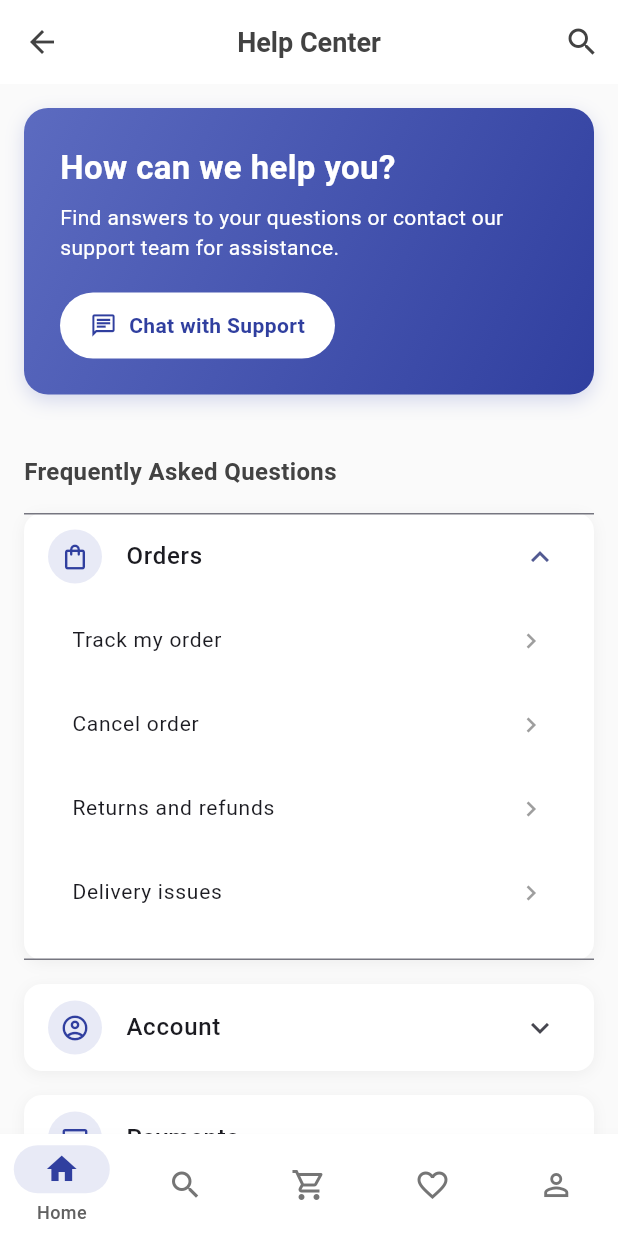
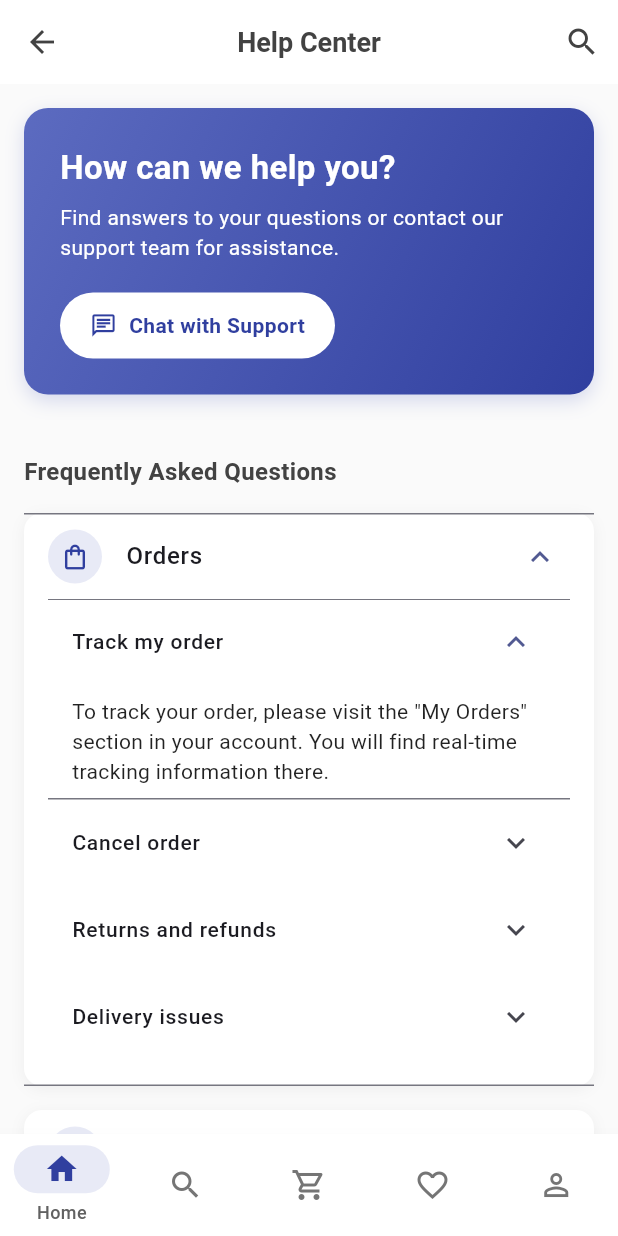
Before and after one commit to AnexDev1/JMarket, a Flutter app: the HelpCenterScreen screen opened by its route, after a tap on "Orders", after a tap on "Track my order", on a phone screen of 412 x 824 dp. Run offline on Flutter 3.47's test engine with Material 3 defaults, Android fonts, the phone set to English and light mode, and no system bars; our stand-ins replace awesome_snackbar_content, cached_network_image, firebase_core, flutter_dotenv, flutter_local_notifications, go_router and 4 more; missing offline and left inert: chapasdk, onesignal_flutter; accounts and stored records are empty; generated files the repository leaves out were written again.

Commit message:
feat: Update About Us and Help Center screens with new content and functionality; add URL launcher for Telegram support

```diff
--- a/lib/features/home/home_screen.dart
+++ b/lib/features/home/home_screen.dart
@@ -94,6 +94,7 @@ class _HomeScreenState extends State<HomeScreen>
                 // Elevated Search Bar
                 SliverPersistentHeader(
                   delegate: _SliverAppBarDelegate(
+                    60.0, // Specify the height
                     child: Container(
                       color: Colors.grey[50],
                       padding:
@@ -434,9 +435,8 @@ class _SliverAppBarDelegate extends SliverPersistentHeaderDelegate {
   final Widget child;
   final double height;
 
-  _SliverAppBarDelegate({
+  _SliverAppBarDelegate(this.height, {
     required this.child,
-    this.height = 60.0,
   });
 
   @override
--- a/lib/features/profile/about_us_screen.dart
+++ b/lib/features/profile/about_us_screen.dart
@@ -33,7 +33,7 @@ class AboutUsScreen extends StatelessWidget {
               context,
               title: 'Our Story',
               content:
-                  'JMarket was founded in 2021 with a simple mission: to create an online marketplace that connects customers with quality products from trusted sellers. What started as a small team with big dreams has grown into a thriving platform serving customers worldwide.',
+                  'JMarket was founded in 2025 with a simple mission: to create an online marketplace that connects customers with quality products from trusted sellers. What started as a small team with big dreams has grown into a thriving platform serving customers locally in jimma.',
             ),
             _buildSection(
               context,
@@ -69,8 +69,8 @@ class AboutUsScreen extends StatelessWidget {
               content:
                   'We\'d love to hear from you! Reach out to our team at:\n\n'
                   'Email: support@jmarket.com\n'
-                  'Phone: +1 (555) 123-4567\n'
-                  'Address: 123 Market Street, Tech City, TC 12345',
+                  'Phone: +251 917 41 36 22\n'
+                  'Address: Jimma,Oromia Ethiopia',
               isLast: true,
             ),
             const SizedBox(height: 32),
--- a/lib/features/profile/help_center_screen.dart
+++ b/lib/features/profile/help_center_screen.dart
@@ -3,6 +3,7 @@ import 'package:flutter/material.dart';
 import 'package:flutter/services.dart';
 import 'package:flutter_gen/gen_l10n/app_localizations.dart';
 import 'package:go_router/go_router.dart';
+import 'package:url_launcher/url_launcher.dart';
 
 class HelpCenterScreen extends StatefulWidget {
   const HelpCenterScreen({super.key});
@@ -138,9 +139,19 @@ class _HelpCenterScreenState extends State<HelpCenterScreen> {
           ),
           const SizedBox(height: 20),
           InkWell(
-            onTap: () {
+            onTap: () async {
     HapticFeedback.lightImpact();
-              // Open chat support
+    final uri = Uri.parse('https://t.me/anexon_iv');
+    if (await canLaunchUrl(uri)) {
+      await launchUrl(uri, mode: LaunchMode.externalApplication);
+    } else {
+      ScaffoldMessenger.of(context).showSnackBar(
+        SnackBar(
+          content: Text('Could not launch Telegram'),
+          backgroundColor: Colors.red,
+        ),
+      );
+    }
   },
             child: Container(
               padding: const EdgeInsets.symmetric(vertical: 12, horizontal: 20),
@@ -204,7 +215,6 @@ class _HelpCenterScreenState extends State<HelpCenterScreen> {
           title: localizations.account,
           items: [
             localizations.accountSettings,
-            localizations.passwordReset,
             localizations.loginIssues,
             localizations.dataPrivacy,
           ],
@@ -217,7 +227,6 @@ class _HelpCenterScreenState extends State<HelpCenterScreen> {
             localizations.paymentMethods,
             localizations.paymentFailures,
             localizations.refundProcess,
-            localizations.walletQuestions,
           ],
         ),
         _buildFaqCategory(
@@ -280,22 +289,41 @@ class _HelpCenterScreenState extends State<HelpCenterScreen> {
     );
   }
 
-  Widget _buildFaqItem(String title) {
-    return ListTile(
-      contentPadding: const EdgeInsets.symmetric(vertical: 0, horizontal: 16),
+// Add this map at the top of your _HelpCenterScreenState class:
+final Map<String, String> faqAnswers = {
+  'Track my order': 'To track your order, please visit the "My Orders" section in your account. You will find real-time tracking information there.',
+  'Cancel order': 'Orders can only be cancelled within 24 hours of placement. Please go to My Orders and select the cancel option if available.',
+  'Returns and refunds': 'To return a product or request a refund, please fill out our return/refund form or contact our support team.',
+  'Delivery issues': 'If you are facing delivery issues, please check the tracking status or contact our support team for assistance.',
+  'Account settings': 'You can update your account settings from the profile page by selecting "Account Settings".',
+  'Login issues': 'If you are having trouble logging in, try resetting your password or contact support for further help.',
+  'Data and privacy': 'We take data privacy seriously. Your personal data is handled according to our Privacy Policy available on our website.',
+  'Payment Methods': 'We accept multiple payment methods including credit/debit cards, PayPal, and COD (Cash On Delivery).',
+  'Payment failures': 'In case of payment failures, please verify your payment details and try again. If the issue persists, contact support.',
+  'Refund process': 'Refunds are processed within 5-7 business days after your refund request is approved.',
+  'Product details': 'For detailed product information, please check the product page which includes images, descriptions, and specifications.',
+  'Product availability': 'Product availability is updated in real-time. Please check the product listing for accurate stock information.',
+  'Warranties': 'All our products come with a minimum one-year warranty. Please see the product details for warranty terms.',
+  'Report issue': 'If there is an issue with a product, please report it via our support chat or email us at support@yourapp.com.'
+};
+
+Widget _buildFaqItem(String question) {
+  final answer =
+      faqAnswers[question] ?? 'Sorry, no answer available for this topic.';
+  return ExpansionTile(
     title: Text(
-        title,
-        style: const TextStyle(fontSize: 14),
+      question,
+      style: const TextStyle(fontSize: 14, fontWeight: FontWeight.w500),
     ),
-      trailing: Icon(
-        Icons.chevron_right,
-        size: 20,
-        color: Colors.grey.shade500,
+    children: [
+      Padding(
+        padding: const EdgeInsets.symmetric(horizontal: 16, vertical: 8),
+        child: Text(
+          answer,
+          style: const TextStyle(fontSize: 14, color: Colors.black87),
         ),
-      onTap: () {
-        HapticFeedback.lightImpact();
-        // Navigate to specific FAQ item
-      },
+      ),
+    ],
   );
 }
 
@@ -331,7 +359,7 @@ class _HelpCenterScreenState extends State<HelpCenterScreen> {
           _buildContactMethod(
             icon: Icons.email_outlined,
             title: localizations.email,
-            subtitle: 'support@yourapp.com',
+            subtitle: 'anwarnasir0970@gmail.com',
             onTap: () {
               // Open email client
             },
@@ -340,7 +368,7 @@ class _HelpCenterScreenState extends State<HelpCenterScreen> {
           _buildContactMethod(
             icon: Icons.phone_outlined,
             title: localizations.phone,
-            subtitle: '+1 (800) 123-4567',
+            subtitle: '+251 917 41 36 22',
             onTap: () {
               // Open phone dialer
             },
--- a/pubspec.yaml
+++ b/pubspec.yaml
@@ -56,6 +56,7 @@ dependencies:
   chapasdk: ^0.0.7+1
   awesome_snackbar_content: ^0.1.5
   flutter_local_notifications: ^19.1.0
+  url_launcher: ^6.3.1
 
 
 dev_dependencies:
```
Also changed, not shown: lib/features/profile/profile_screen.dart (+9 -6 lines), pubspec.lock, 4 other files. Lines whose indentation alone changed are shown as unchanged.
